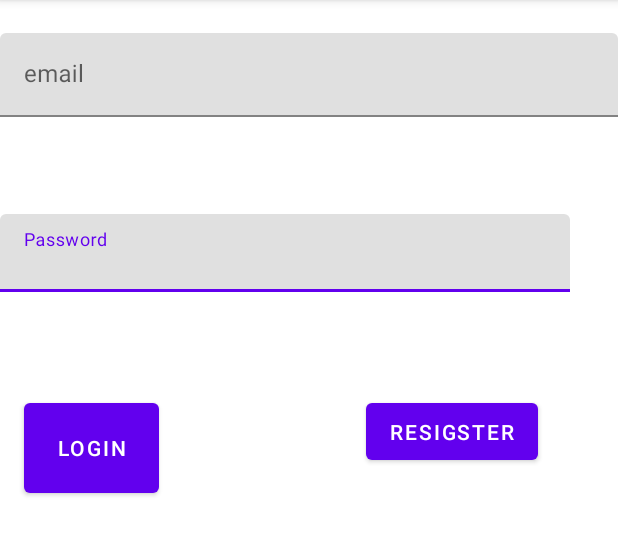
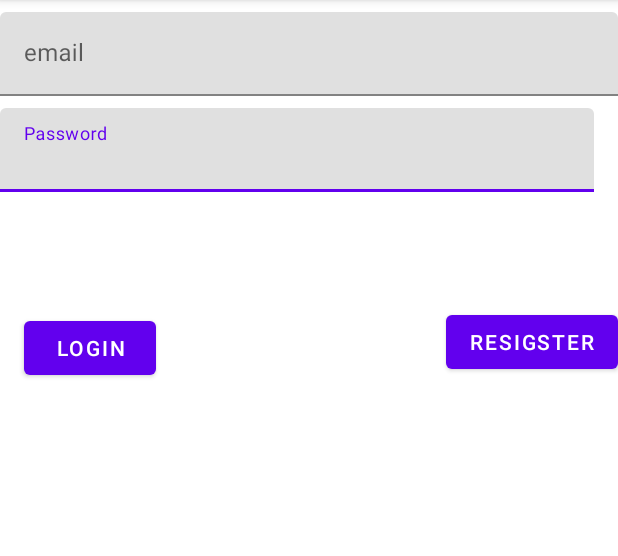
Before and after one commit to lotskiee/loayTasksManager, an Android app: the screen it shows after launch (Sign_in_activity), on a phone screen of 412 x 824 dp, the part 84-640 px from its top. Run offline under Robolectric (Android 15) with nearby library versions, the phone set to English and light mode, and no system bars; our stand-ins replace Firebase (no records; nobody signed in at launch, a user with empty details on screens opened directly).

Commit message:
1.after designing all activities 2.all activities graphics components (view) are decleared and foucd view by id

```diff
--- a/app/src/main/res/layout/activity_sign_in.xml
+++ b/app/src/main/res/layout/activity_sign_in.xml
@@ -8,18 +8,17 @@
 
     <com.google.android.material.textfield.TextInputLayout
         android:id="@+id/textInputLayout"
-        android:layout_width="396dp"
-        android:layout_height="52dp"
-        android:layout_marginEnd="16dp"
-        android:layout_marginBottom="68dp"
-        app:layout_constraintBottom_toTopOf="@+id/btnLogin"
+        android:layout_width="match_parent"
+        android:layout_height="wrap_content"
+        android:layout_marginTop="8dp"
         app:layout_constraintEnd_toEndOf="parent"
+        app:layout_constraintStart_toStartOf="parent"
         app:layout_constraintTop_toBottomOf="@+id/textInputLayout2">
 
         <com.google.android.material.textfield.TextInputEditText
             android:id="@+id/etPassword"
             android:layout_width="match_parent"
-            android:layout_height="match_parent"
+            android:layout_height="wrap_content"
             android:layout_marginEnd="16dp"
             android:hint="Password"
             android:inputType="textPassword" />
@@ -28,10 +27,8 @@
     <com.google.android.material.textfield.TextInputLayout
         android:id="@+id/textInputLayout2"
         android:layout_width="0dp"
-        android:layout_height="0dp"
-        android:layout_marginTop="22dp"
-        android:layout_marginBottom="48dp"
-        app:layout_constraintBottom_toTopOf="@+id/textInputLayout"
+        android:layout_height="wrap_content"
+        android:layout_marginTop="8dp"
         app:layout_constraintEnd_toEndOf="parent"
         app:layout_constraintStart_toStartOf="parent"
         app:layout_constraintTop_toTopOf="parent">
@@ -46,27 +43,22 @@
 
     <Button
         android:id="@+id/btnLogin"
-        android:layout_width="0dp"
-        android:layout_height="0dp"
+        android:layout_width="wrap_content"
+        android:layout_height="wrap_content"
         android:layout_marginStart="16dp"
-        android:layout_marginEnd="138dp"
-        android:layout_marginBottom="433dp"
+        android:layout_marginTop="80dp"
         android:hint="Login"
         android:text="Login"
-        app:layout_constraintBottom_toBottomOf="parent"
-        app:layout_constraintEnd_toStartOf="@+id/btnResigster"
-        app:layout_constraintStart_toStartOf="parent"
+        app:layout_constraintStart_toStartOf="@+id/textInputLayout"
         app:layout_constraintTop_toBottomOf="@+id/textInputLayout" />
 
     <Button
         android:id="@+id/btnResigster"
         android:layout_width="wrap_content"
-        android:layout_height="50dp"
-        android:layout_marginTop="68dp"
-        android:layout_marginEnd="53dp"
+        android:layout_height="wrap_content"
+        android:layout_marginTop="76dp"
         android:text="Resigster"
         app:layout_constraintEnd_toEndOf="parent"
-        app:layout_constraintStart_toEndOf="@+id/btnLogin"
         app:layout_constraintTop_toBottomOf="@+id/textInputLayout" />
 
 </androidx.constraintlayout.widget.ConstraintLayout>
```
Also changed, not shown: app/src/main/java/loay/sholy/loaytasksmanager/MainActivity.java (+7 -0 lines), app/src/main/java/loay/sholy/loaytasksmanager/add_Task_Activity.java (+20 -0 lines), app/src/main/java/loay/sholy/loaytasksmanager/data/MyTaskAdapter.java (added, +54 -0 lines), app/src/main/res/layout/task_item_layout.xml (added, +71 -0 lines).
